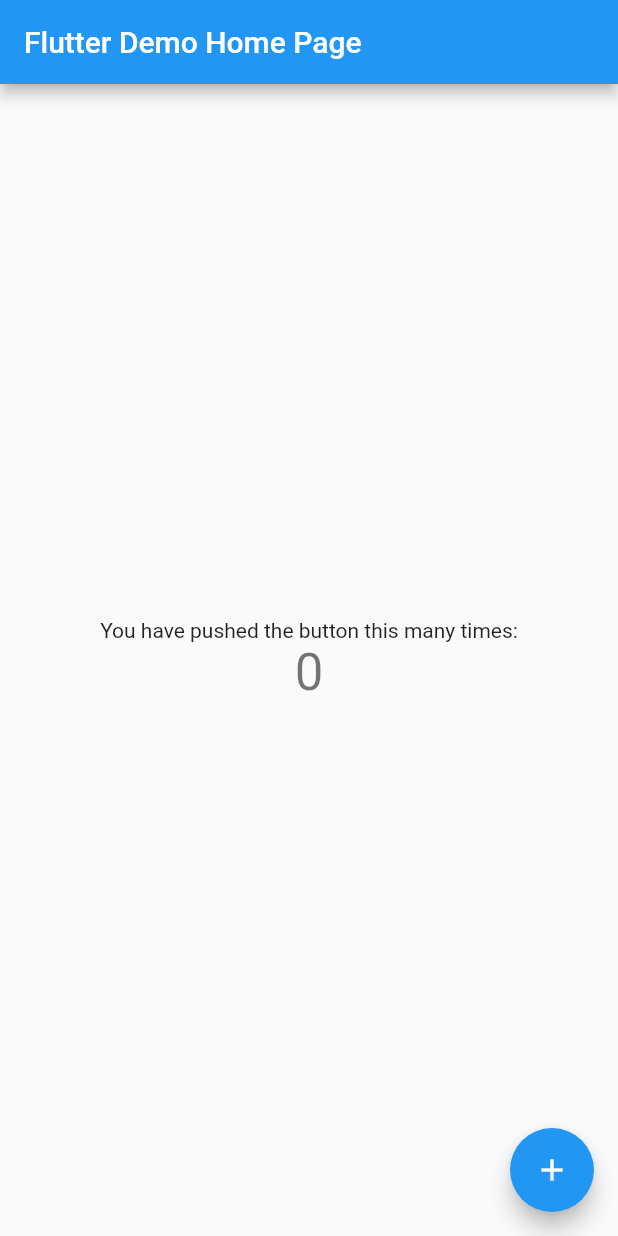
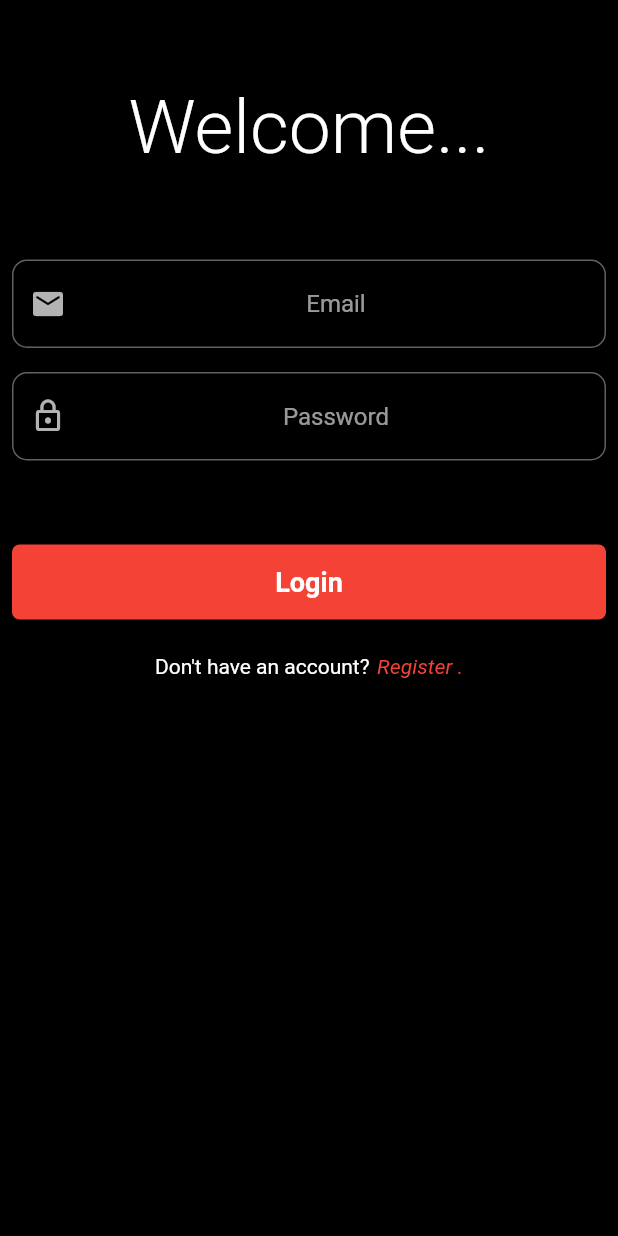
Before and after one commit to AQUIB-ZAMAN/shorts_flutter, a Flutter app: the screen it shows after launch, on a phone screen of 412 x 824 dp. Run offline on Flutter 3.47's test engine with Material 2 defaults, Android fonts, the phone set to English and light mode, and no system bars; Roboto replaces fonts that are missing (RobotoMono).

Commit message:
Added login screen UI

```diff
--- a/lib/main.dart
+++ b/lib/main.dart
@@ -1,4 +1,6 @@
 import 'package:flutter/material.dart';
+import 'package:shorts/utilities/colors.dart';
+import 'package:shorts/views/screens/auth/login_screen.dart';
 
 void main() {
   runApp(const MyApp());
@@ -11,105 +13,12 @@ class MyApp extends StatelessWidget {
   @override
   Widget build(BuildContext context) {
     return MaterialApp(
-      title: 'Flutter Demo',
-      theme: ThemeData(
-        // This is the theme of your application.
-        //
-        // Try running your application with "flutter run". You'll see the
-        // application has a blue toolbar. Then, without quitting the app, try
-        // changing the primarySwatch below to Colors.green and then invoke
-        // "hot reload" (press "r" in the console where you ran "flutter run",
-        // or simply save your changes to "hot reload" in a Flutter IDE).
-        // Notice that the counter didn't reset back to zero; the application
-        // is not restarted.
-        primarySwatch: Colors.blue,
+      title: 'Shorts',
+      debugShowCheckedModeBanner: false,
+      theme: ThemeData.dark().copyWith(
+        scaffoldBackgroundColor: backgroundColor,
       ),
-      home: const MyHomePage(title: 'Flutter Demo Home Page'),
+      home: LoginScreen(),
     );
   }
 }
-
-class MyHomePage extends StatefulWidget {
-  const MyHomePage({Key? key, required this.title}) : super(key: key);
-
-  // This widget is the home page of your application. It is stateful, meaning
-  // that it has a State object (defined below) that contains fields that affect
-  // how it looks.
-
-  // This class is the configuration for the state. It holds the values (in this
-  // case the title) provided by the parent (in this case the App widget) and
-  // used by the build method of the State. Fields in a Widget subclass are
-  // always marked "final".
-
-  final String title;
-
-  @override
-  State<MyHomePage> createState() => _MyHomePageState();
-}
-
-class _MyHomePageState extends State<MyHomePage> {
-  int _counter = 0;
-
-  void _incrementCounter() {
-    setState(() {
-      // This call to setState tells the Flutter framework that something has
-      // changed in this State, which causes it to rerun the build method below
-      // so that the display can reflect the updated values. If we changed
-      // _counter without calling setState(), then the build method would not be
-      // called again, and so nothing would appear to happen.
-      _counter++;
-    });
-  }
-
-  @override
-  Widget build(BuildContext context) {
-    // This method is rerun every time setState is called, for instance as done
-    // by the _incrementCounter method above.
-    //
-    // The Flutter framework has been optimized to make rerunning build methods
-    // fast, so that you can just rebuild anything that needs updating rather
-    // than having to individually change instances of widgets.
-    return Scaffold(
-      appBar: AppBar(
-        // Here we take the value from the MyHomePage object that was created by
-        // the App.build method, and use it to set our appbar title.
-        title: Text(widget.title),
-      ),
-      body: Center(
-        // Center is a layout widget. It takes a single child and positions it
-        // in the middle of the parent.
-        child: Column(
-          // Column is also a layout widget. It takes a list of children and
-          // arranges them vertically. By default, it sizes itself to fit its
-          // children horizontally, and tries to be as tall as its parent.
-          //
-          // Invoke "debug painting" (press "p" in the console, choose the
-          // "Toggle Debug Paint" action from the Flutter Inspector in Android
-          // Studio, or the "Toggle Debug Paint" command in Visual Studio Code)
-          // to see the wireframe for each widget.
-          //
-          // Column has various properties to control how it sizes itself and
-          // how it positions its children. Here we use mainAxisAlignment to
-          // center the children vertically; the main axis here is the vertical
-          // axis because Columns are vertical (the cross axis would be
-          // horizontal).
-          mainAxisAlignment: MainAxisAlignment.center,
-          children: <Widget>[
-            const Text(
-              'You have pushed the button this many times:',
-            ),
-            Text(
-              '$_counter',
-              style: Theme.of(context).textTheme.headline4,
-            ),
-          ],
-        ),
-      ),
-      floatingActionButton: FloatingActionButton(
-        onPressed: _incrementCounter,
-        tooltip: 'Increment',
-        child: const Icon(Icons.add),
-      ), // This trailing comma makes auto-formatting nicer for build methods.
-    );
-  }
-}
--- /dev/null
+++ b/lib/utilities/colors.dart
@@ -0,0 +1,3 @@
+import 'package:flutter/material.dart';
+
+const backgroundColor = Colors.black;
--- /dev/null
+++ b/lib/views/screens/auth/login_screen.dart
@@ -0,0 +1,110 @@
+import 'package:flutter/material.dart';
+import 'package:shorts/utilities/colors.dart';
+
+class LoginScreen extends StatelessWidget {
+  @override
+  Widget build(BuildContext context) {
+    return Scaffold(
+      appBar: AppBar(
+        elevation: 0,
+        backgroundColor: backgroundColor,
+      ),
+      body: Column(
+        // mainAxisAlignment: MainAxisAlignment.center,
+        children: [
+          Row(mainAxisAlignment: MainAxisAlignment.center, children: [
+            Text(
+              'Welcome...',
+              style: TextStyle(
+                fontSize: 50,
+                fontWeight: FontWeight.w300,
+                fontFamily: 'RobotoMono',
+              ),
+            ),
+          ]),
+          SizedBox(
+            height: 50,
+          ),
+          Padding(
+            padding: const EdgeInsets.all(8.0),
+            child: TextField(
+              keyboardType: TextInputType.emailAddress,
+              textAlign: TextAlign.center,
+              maxLines: 1,
+              decoration: InputDecoration(
+                prefixIcon: Icon(Icons.email_rounded),
+                fillColor: Colors.white,
+                hintText: 'Email',
+                border: OutlineInputBorder(
+                  borderSide: BorderSide(color: Colors.white, width: 1),
+                  borderRadius: BorderRadius.circular(10),
+                ),
+              ),
+            ),
+          ),
+          Padding(
+            padding: const EdgeInsets.all(8.0),
+            child: TextField(
+              keyboardType: TextInputType.visiblePassword,
+              textAlign: TextAlign.center,
+              maxLines: 1,
+              decoration: InputDecoration(
+                prefixIcon: Icon(Icons.lock_outline),
+                fillColor: Colors.white,
+                hintText: 'Password',
+                border: OutlineInputBorder(
+                  borderSide: BorderSide(color: Colors.white, width: 1),
+                  borderRadius: BorderRadius.circular(10),
+                ),
+              ),
+            ),
+          ),
+          SizedBox(height: 40),
+          InkWell(
+            onTap: () {},
+            child: Container(
+                alignment: Alignment.center,
+                width: MediaQuery.of(context).size.width,
+                height: 50,
+                decoration: BoxDecoration(
+                    color: Colors.red, borderRadius: BorderRadius.circular(5)),
+                margin: EdgeInsets.all(8),
+                child: Text(
+                  'Login',
+                  style: TextStyle(
+                    fontSize: 18,
+                    fontWeight: FontWeight.w600,
+                  ),
+                )),
+          ),
+          SizedBox(
+            height: 15,
+          ),
+          Row(
+            mainAxisAlignment: MainAxisAlignment.center,
+            children: [
+              Text(
+                "Don't have an account?",
+                style: TextStyle(
+                  fontSize: 14,
+                ),
+              ),
+              SizedBox(width: 5),
+              InkWell(
+                onTap: () {},
+                child: Text(
+                  "Register .",
+                  style: TextStyle(
+                    fontStyle: FontStyle.italic,
+                    fontSize: 14,
+                    color: Colors.red,
+                  ),
+                ),
+              ),
+            ],
+          ),
+        ],
+      ),
+    );
+  }
+}
--- /dev/null
+++ b/lib/views/screens/auth/signup_screen.dart
@@ -0,0 +1,17 @@
+import 'package:flutter/material.dart';
+import 'package:shorts/utilities/colors.dart';
+
+class SignupScreen extends StatelessWidget {
+  const SignupScreen({Key? key}) : super(key: key);
+
+  @override
+  Widget build(BuildContext context) {
+    return Scaffold(
+      appBar: AppBar(
+        elevation: 0,
+        backgroundColor: backgroundColor,
+      ),
+      body: Container(),
+    );
+  }
+}
```
